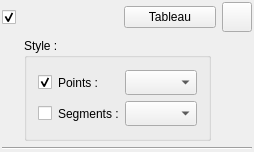
The window that Widgets/datawidget.ui (AdelKS/ZeGrapher) describes before a commit, drawn with Qt 5.
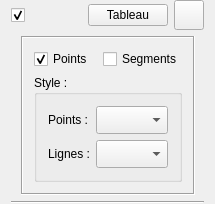
The same window after the commit. Icons and pictures are not drawn.

What changed in the file:
```diff
--- a/Widgets/datawidget.ui
+++ b/Widgets/datawidget.ui
@@ -6,16 +6,19 @@
    <rect>
     <x>0</x>
     <y>0</y>
-    <width>254</width>
-    <height>152</height>
+    <width>215</width>
+    <height>204</height>
    </rect>
   </property>
   <property name="windowTitle">
    <string>Form</string>
   </property>
-  <layout class="QVBoxLayout" name="verticalLayout_2">
-   <property name="margin">
-    <number>2</number>
+  <layout class="QVBoxLayout" name="verticalLayout_3">
+   <property name="topMargin">
+    <number>0</number>
+   </property>
+   <property name="bottomMargin">
+    <number>0</number>
    </property>
    <item>
     <layout class="QHBoxLayout" name="mainLayout">
@@ -94,34 +97,72 @@
    </item>
    <item>
     <widget class="QWidget" name="styleWidget" native="true">
-     <property name="minimumSize">
-      <size>
-       <width>250</width>
-       <height>100</height>
-      </size>
-     </property>
-     <layout class="QHBoxLayout" name="horizontalLayout">
+     <layout class="QHBoxLayout" name="horizontalLayout_3">
       <property name="spacing">
-       <number>2</number>
+       <number>0</number>
       </property>
       <property name="margin">
        <number>0</number>
       </property>
       <item>
-       <widget class="QLabel" name="label_4">
-        <property name="minimumSize">
+       <spacer name="horizontalSpacer_3">
+        <property name="orientation">
+         <enum>Qt::Horizontal</enum>
+        </property>
+        <property name="sizeHint" stdset="0">
          <size>
-          <width>20</width>
+          <width>1</width>
           <height>20</height>
          </size>
         </property>
+       </spacer>
+      </item>
+      <item>
+       <widget class="QFrame" name="widget_2">
+        <property name="minimumSize">
+         <size>
+          <width>0</width>
+          <height>0</height>
+         </size>
+        </property>
+        <property name="frameShape">
+         <enum>QFrame::Box</enum>
+        </property>
+        <property name="frameShadow">
+         <enum>QFrame::Sunken</enum>
+        </property>
+        <layout class="QVBoxLayout" name="verticalLayout_2">
+         <item>
+          <layout class="QHBoxLayout" name="horizontalLayout">
+           <item>
+            <widget class="QCheckBox" name="drawPoints">
         <property name="text">
-         <string/>
-        </property>
-       </widget>
-      </item>
+              <string>Points</string>
+             </property>
+             <property name="checked">
+              <bool>true</bool>
+             </property>
+            </widget>
+           </item>
+           <item>
+            <widget class="QCheckBox" name="drawSegments">
+             <property name="text">
+              <string>Segments</string>
+             </property>
+            </widget>
+           </item>
+          </layout>
+         </item>
+         <item>
+          <layout class="QHBoxLayout" name="horizontalLayout_2">
       <item>
        <widget class="QGroupBox" name="groupBox">
+             <property name="minimumSize">
+              <size>
+               <width>0</width>
+               <height>0</height>
+              </size>
+             </property>
         <property name="title">
          <string>Style :</string>
         </property>
@@ -133,80 +174,78 @@
         </property>
         <layout class="QVBoxLayout" name="verticalLayout">
          <item>
-          <layout class="QGridLayout" name="gridLayout">
-           <item row="0" column="2">
-            <widget class="QComboBox" name="pointStyleCombo">
-             <property name="minimumSize">
-              <size>
-               <width>0</width>
-               <height>25</height>
-              </size>
-             </property>
-             <property name="maximumSize">
-              <size>
-               <width>16777215</width>
-               <height>30</height>
-              </size>
-             </property>
-            </widget>
-           </item>
-           <item row="0" column="1">
+               <layout class="QFormLayout" name="formLayout">
+                <property name="sizeConstraint">
+                 <enum>QLayout::SetMinimumSize</enum>
+                </property>
+                <property name="fieldGrowthPolicy">
+                 <enum>QFormLayout::AllNonFixedFieldsGrow</enum>
+                </property>
+                <item row="0" column="0">
             <widget class="QLabel" name="label_2">
+                  <property name="minimumSize">
+                   <size>
+                    <width>0</width>
+                    <height>25</height>
+                   </size>
+                  </property>
              <property name="text">
               <string>Points :</string>
              </property>
             </widget>
            </item>
-           <item row="0" column="0">
-            <widget class="QCheckBox" name="checkBox_2">
+                <item row="0" column="1">
+                 <widget class="QComboBox" name="pointStyleCombo">
+                  <property name="sizePolicy">
+                   <sizepolicy hsizetype="Preferred" vsizetype="Preferred">
+                    <horstretch>0</horstretch>
+                    <verstretch>0</verstretch>
+                   </sizepolicy>
+                  </property>
+                  <property name="minimumSize">
+                   <size>
+                    <width>0</width>
+                    <height>28</height>
+                   </size>
+                  </property>
              <property name="maximumSize">
               <size>
-               <width>20</width>
-               <height>20</height>
-              </size>
-             </property>
-             <property name="text">
-              <string/>
-             </property>
-             <property name="checkable">
-              <bool>true</bool>
-             </property>
-             <property name="checked">
-              <bool>true</bool>
-             </property>
-            </widget>
-           </item>
-           <item row="1" column="1">
-            <widget class="QLabel" name="label_3">
-             <property name="text">
-              <string>Segments :</string>
+                    <width>120</width>
+                    <height>30</height>
+                   </size>
              </property>
             </widget>
            </item>
            <item row="1" column="0">
-            <widget class="QCheckBox" name="checkBox_3">
-             <property name="maximumSize">
+                 <widget class="QLabel" name="label_3">
+                  <property name="minimumSize">
               <size>
-               <width>20</width>
-               <height>20</height>
+                    <width>0</width>
+                    <height>25</height>
               </size>
              </property>
              <property name="text">
-              <string/>
+                   <string>Lignes :</string>
              </property>
             </widget>
            </item>
-           <item row="1" column="2">
+                <item row="1" column="1">
             <widget class="QComboBox" name="linesStyleCombo">
+                  <property name="sizePolicy">
+                   <sizepolicy hsizetype="Preferred" vsizetype="Preferred">
+                    <horstretch>0</horstretch>
+                    <verstretch>0</verstretch>
+                   </sizepolicy>
+                  </property>
              <property name="minimumSize">
               <size>
                <width>0</width>
-               <height>25</height>
+                    <height>28</height>
               </size>
              </property>
              <property name="maximumSize">
               <size>
-               <width>16777215</width>
+                    <width>120</width>
                <height>30</height>
               </size>
              </property>
@@ -217,14 +256,19 @@
         </layout>
        </widget>
       </item>
+          </layout>
+         </item>
+        </layout>
+       </widget>
+      </item>
       <item>
-       <spacer name="horizontalSpacer">
+       <spacer name="horizontalSpacer_4">
         <property name="orientation">
          <enum>Qt::Horizontal</enum>
         </property>
         <property name="sizeHint" stdset="0">
          <size>
-          <width>8</width>
+          <width>1</width>
           <height>20</height>
          </size>
         </property>
```
Left out of the diff: 8 changed lines with no effect on the pictures. Lines whose indentation alone changed are shown as unchanged.
